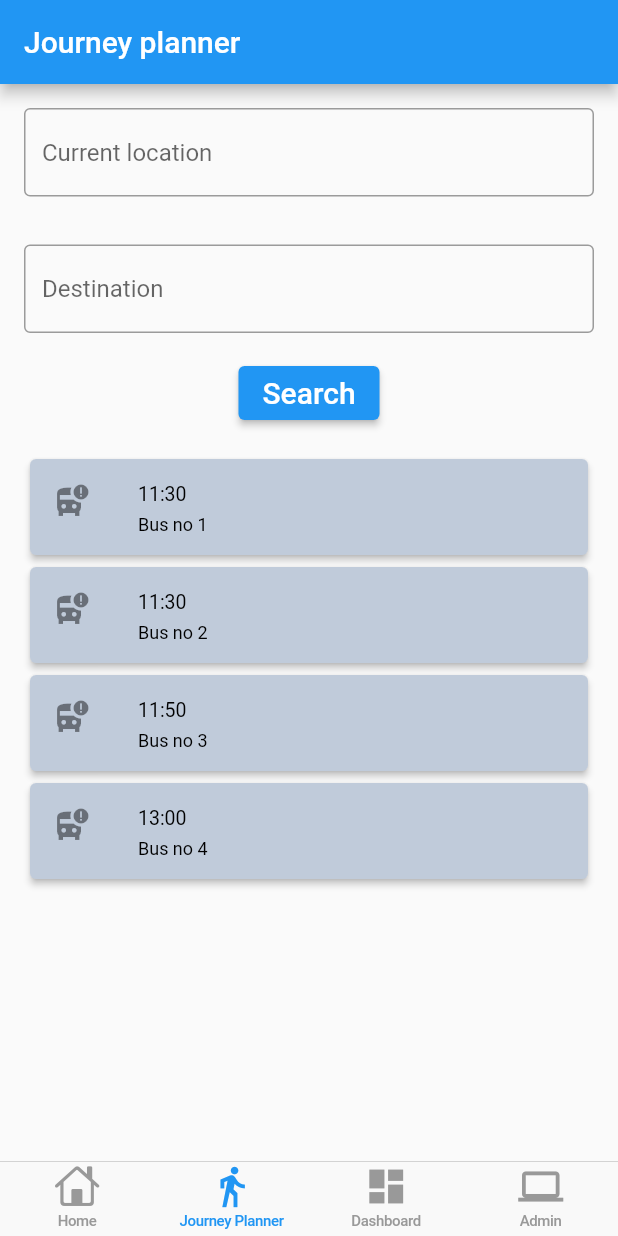
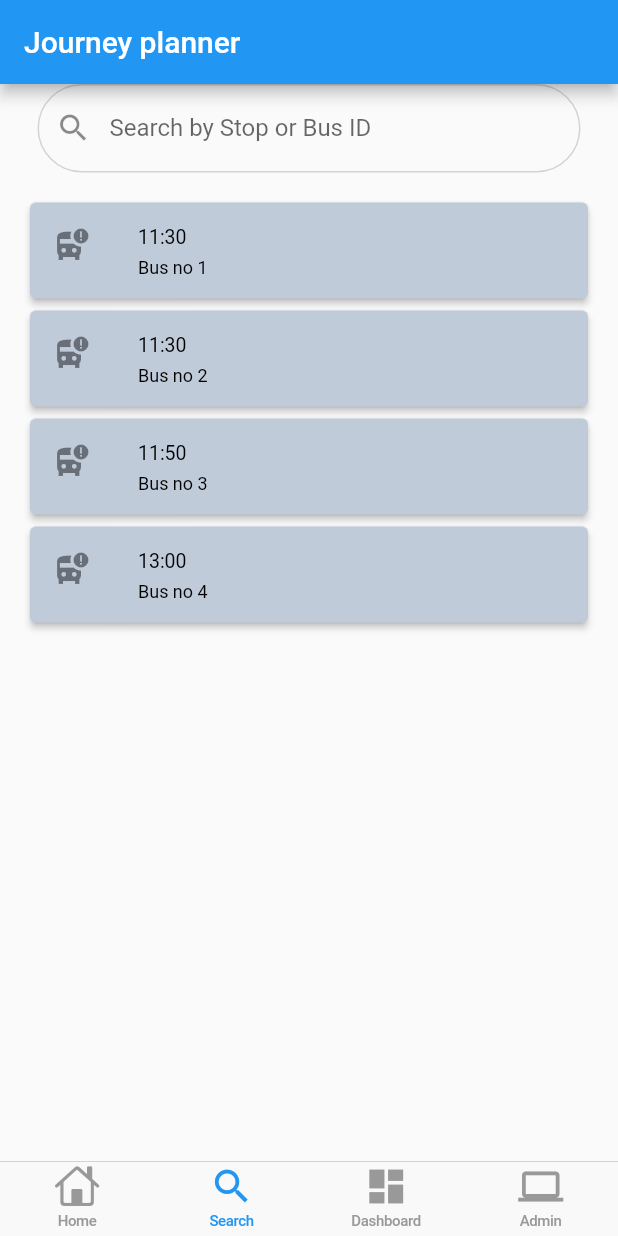
Before and after one commit to yashtejani/TDP5, a Flutter app: the screen it shows after launch, item 2 of the bottom bar chosen, after a tap on "Search", on a phone screen of 412 x 824 dp. Run offline on Flutter 3.47's test engine with Material 2 defaults, Android fonts, the phone set to English and light mode, and no system bars; our stand-ins replace fluttertoast, sizer.

Commit message:
Searh added, journey planner removed

```diff
--- a/lib/screens/dashboard.dart
+++ b/lib/screens/dashboard.dart
@@ -1,5 +1,5 @@
 import 'package:flutter/material.dart';
-import 'package:project/screens/journey_planner.dart';
+import 'package:project/screens/search.dart';
 import 'package:project/screens/notificationView.dart';
 import 'package:project/mock/mock_bus_list.dart';
 import 'package:project/screens/updateBusDetails.dart';
--- a/lib/screens/homeScreen.dart
+++ b/lib/screens/homeScreen.dart
@@ -4,7 +4,7 @@ import 'package:project/screens/adminLogin.dart';
 import 'package:project/screens/busList.dart';
 import 'package:project/screens/dashboard.dart';
 import 'package:project/screens/groundStaffLogin.dart';
-import 'package:project/screens/journey_planner.dart';
+import 'package:project/screens/search.dart';
 import 'package:flutter/cupertino.dart';
 
 class HomeScreen extends StatelessWidget {
@@ -53,9 +53,9 @@ class _HomeState extends State {
 
           BottomNavigationBarItem(
 
-            icon: Icon(Icons.directions_walk),
+            icon: Icon(Icons.search),
 
-            label: 'Journey Planner',
+            label: 'Search',
 
           ),
 
--- a/lib/screens/journey_planner.dart
+++ b/lib/screens/search.dart
@@ -2,6 +2,7 @@ import 'package:flutter/material.dart';
 import 'package:project/mock/mock_bus_list.dart';
 import 'package:project/screens/viewBusDetail.dart';
 import '../model/bus_list_item.dart';
+import '../widgets/searchbar.dart';
 
 class JourneyPlanner extends StatelessWidget {
   final List<BusListItem> busList = MockBusList.FetchAny();
@@ -21,26 +22,8 @@ class JourneyPlanner extends StatelessWidget {
         body: Column(
           children: <Widget>[
             const Padding(
-              padding: EdgeInsets.symmetric(horizontal: 16, vertical: 16),
-              child: TextField(
-                decoration: InputDecoration(
-                  border: OutlineInputBorder(),
-                  hintText: 'Current location',
-                ),
-              ),
-            ),
-            const Padding(
-              padding: EdgeInsets.symmetric(horizontal: 16, vertical: 16),
-              child: TextField(
-                decoration: InputDecoration(
-                  border: OutlineInputBorder(),
-                  hintText: 'Destination',
-                ),
-              ),
-            ),
-            ElevatedButton(
-                onPressed: () => {print(currentLocationController.text)},
-                child: const Text('Search', style: TextStyle(fontSize: 20.0))),
+                padding: EdgeInsets.symmetric(horizontal: 10),
+                child: SearchBar()),
             Expanded(
                 child: Container(
                     margin: const EdgeInsets.symmetric(
```
Also changed, not shown: 1 other file.
